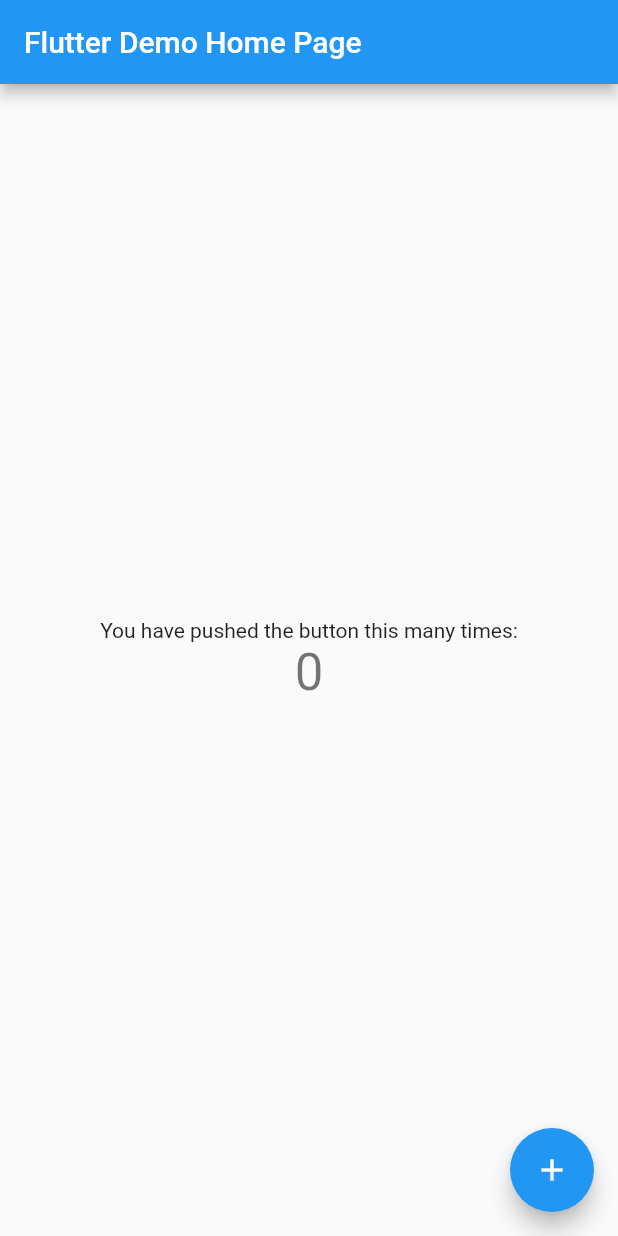
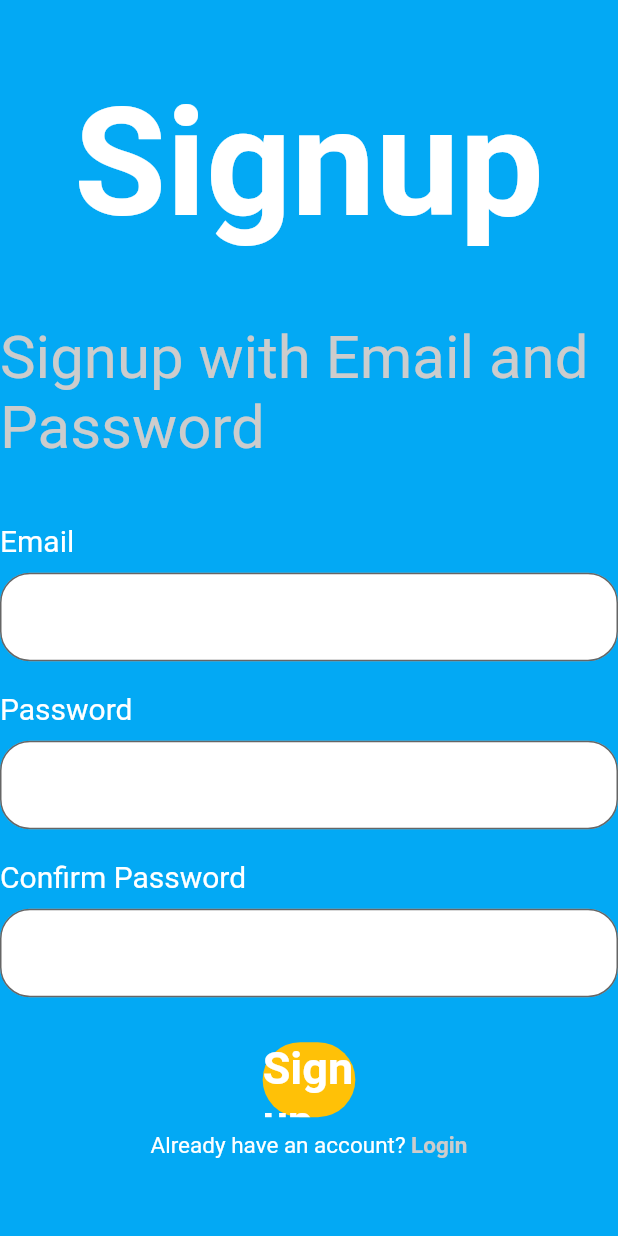
Before and after one commit to Rainmaker0102/SPTD-LMS, a Flutter app: the screen it shows after launch, on a phone screen of 412 x 824 dp. Run offline on Flutter 3.47's test engine with Material 2 defaults, Android fonts, the phone set to English and light mode, and no system bars; our stand-ins replace cloud_firestore, firebase_core; accounts and stored records are empty.

Commit message:
Add files via upload

```diff
--- a/library_management_system/lib/main.dart
+++ b/library_management_system/lib/main.dart
@@ -1,5 +1,8 @@
+import 'package:cloud_firestore/cloud_firestore.dart';
 import 'package:flutter/material.dart';
 import 'package:firebase_core/firebase_core.dart';
+import 'package:library_management_system/login_page.dart';
+import 'package:library_management_system/signup_page.dart';
 import 'firebase_options.dart';
 
 void main() async {
@@ -19,103 +22,10 @@ class MyApp extends StatelessWidget {
     return MaterialApp(
       title: 'Flutter Demo',
       theme: ThemeData(
-        // This is the theme of your application.
-        //
-        // Try running your application with "flutter run". You'll see the
-        // application has a blue toolbar. Then, without quitting the app, try
-        // changing the primarySwatch below to Colors.green and then invoke
-        // "hot reload" (press "r" in the console where you ran "flutter run",
-        // or simply save your changes to "hot reload" in a Flutter IDE).
-        // Notice that the counter didn't reset back to zero; the application
-        // is not restarted.
-        primarySwatch: Colors.blue,
+
+        primarySwatch: Colors.red,
       ),
-      home: const MyHomePage(title: 'Flutter Demo Home Page'),
+      home: SignupPage(),
     );
   }
 }
-
-class MyHomePage extends StatefulWidget {
-  const MyHomePage({super.key, required this.title});
-
-  // This widget is the home page of your application. It is stateful, meaning
-  // that it has a State object (defined below) that contains fields that affect
-  // how it looks.
-
-  // This class is the configuration for the state. It holds the values (in this
-  // case the title) provided by the parent (in this case the App widget) and
-  // used by the build method of the State. Fields in a Widget subclass are
-  // always marked "final".
-
-  final String title;
-
-  @override
-  State<MyHomePage> createState() => _MyHomePageState();
-}
-
-class _MyHomePageState extends State<MyHomePage> {
-  int _counter = 0;
-
-  void _incrementCounter() {
-    setState(() {
-      // This call to setState tells the Flutter framework that something has
-      // changed in this State, which causes it to rerun the build method below
-      // so that the display can reflect the updated values. If we changed
-      // _counter without calling setState(), then the build method would not be
-      // called again, and so nothing would appear to happen.
-      _counter++;
-    });
-  }
-
-  @override
-  Widget build(BuildContext context) {
-    // This method is rerun every time setState is called, for instance as done
-    // by the _incrementCounter method above.
-    //
-    // The Flutter framework has been optimized to make rerunning build methods
-    // fast, so that you can just rebuild anything that needs updating rather
-    // than having to individually change instances of widgets.
-    return Scaffold(
-      appBar: AppBar(
-        // Here we take the value from the MyHomePage object that was created by
-        // the App.build method, and use it to set our appbar title.
-        title: Text(widget.title),
-      ),
-      body: Center(
-        // Center is a layout widget. It takes a single child and positions it
-        // in the middle of the parent.
-        child: Column(
-          // Column is also a layout widget. It takes a list of children and
-          // arranges them vertically. By default, it sizes itself to fit its
-          // children horizontally, and tries to be as tall as its parent.
-          //
-          // Invoke "debug painting" (press "p" in the console, choose the
-          // "Toggle Debug Paint" action from the Flutter Inspector in Android
-          // Studio, or the "Toggle Debug Paint" command in Visual Studio Code)
-          // to see the wireframe for each widget.
-          //
-          // Column has various properties to control how it sizes itself and
-          // how it positions its children. Here we use mainAxisAlignment to
-          // center the children vertically; the main axis here is the vertical
-          // axis because Columns are vertical (the cross axis would be
-          // horizontal).
-          mainAxisAlignment: MainAxisAlignment.center,
-          children: <Widget>[
-            const Text(
-              'You have pushed the button this many times:',
-            ),
-            Text(
-              '$_counter',
-              style: Theme.of(context).textTheme.headlineMedium,
-            ),
-          ],
-        ),
-      ),
-      floatingActionButton: FloatingActionButton(
-        onPressed: _incrementCounter,
-        tooltip: 'Increment',
-        child: const Icon(Icons.add),
-      ), // This trailing comma makes auto-formatting nicer for build methods.
-    );
-  }
-}
--- /dev/null
+++ b/library_management_system/lib/signup_page.dart
@@ -0,0 +1,143 @@
+import 'package:flutter/material.dart';
+import 'package:flutter/src/widgets/framework.dart';
+import 'package:flutter/src/widgets/placeholder.dart';
+
+class SignupPage extends StatefulWidget {
+  const SignupPage({super.key});
+
+  @override
+  State<SignupPage> createState() => _SignupPageState();
+}
+
+class _SignupPageState extends State<SignupPage> {
+  @override
+  Widget build(BuildContext context) {
+    double w = MediaQuery.of(context).size.width;
+    double h = MediaQuery.of(context).size.height;
+    return Scaffold(
+      backgroundColor: Colors.lightBlue,
+
+      body: Column(
+        children: [
+          Container(
+            margin: const EdgeInsets.only(top: 50),
+            width: w,
+            height: h*.2,
+            child: Column(children: const [
+              Text("Signup",
+                style: TextStyle(fontSize: 100, fontWeight: FontWeight.bold, color: Colors.white),
+              )
+            ],),
+          ),
+          Container(
+            width: 650,
+            child: Column(
+              crossAxisAlignment: CrossAxisAlignment.start,
+              children: const [
+                Text(
+                  "Signup with Email and Password",
+                  style: TextStyle(fontSize: 40, color: Color.fromARGB(255, 204, 204, 204)),
+                ),
+                SizedBox(height: 40,),
+                Text(
+                  "Email",
+                  style: TextStyle(fontSize: 20, color: Colors.white),),
+                SizedBox(height: 10,),
+                TextField(
+                  decoration: InputDecoration(
+                    filled: true,
+                    fillColor: Colors.white,
+                    focusedBorder: OutlineInputBorder(
+                      borderSide: BorderSide(
+                        color: Colors.black
+                      ),
+                      borderRadius: BorderRadius.all(Radius.circular(20))
+                    ),
+                    border: OutlineInputBorder(
+                      borderSide: BorderSide(
+                        color: Colors.white
+                      ),
+                      borderRadius: BorderRadius.all(Radius.circular(20))
+                    )
+                  ),
+                ),
+                SizedBox(height: 20,),
+                Text(
+                  "Password",
+                  style: TextStyle(fontSize: 20, color: Colors.white),),
+                SizedBox(height: 10,),
+                TextField(
+                  decoration: InputDecoration(
+                    filled: true,
+                    fillColor: Colors.white,
+                    focusedBorder: OutlineInputBorder(
+                      borderSide: BorderSide(
+                        color: Colors.black
+                      ),
+                      borderRadius: BorderRadius.all(Radius.circular(20))
+                    ),
+                    border: OutlineInputBorder(
+                      borderSide: BorderSide(
+                        color: Colors.white
+                      ),
+                      borderRadius: BorderRadius.all(Radius.circular(20))
+                    )
+                  ),
+                ),
+                SizedBox(height: 20,),
+                Text(
+                  "Confirm Password",
+                  style: TextStyle(fontSize: 20, color: Colors.white),),
+                SizedBox(height: 10,),
+                TextField(
+                  decoration: InputDecoration(
+                    filled: true,
+                    fillColor: Colors.white,
+                    focusedBorder: OutlineInputBorder(
+                      borderSide: BorderSide(
+                        color: Colors.black
+                      ),
+                      borderRadius: BorderRadius.all(Radius.circular(20))
+                    ),
+                    border: OutlineInputBorder(
+                      borderSide: BorderSide(
+                        color: Colors.white
+                      ),
+                      borderRadius: BorderRadius.all(Radius.circular(20))
+                    )
+                  ),
+                ),
+                SizedBox(height: 10,),
+              ],
+            ),
+
+          ),
+          Container(
+            margin: const EdgeInsets.only(top: 20),
+            width: w*.15,
+            height: 50,
+            decoration: const BoxDecoration(
+              borderRadius: BorderRadius.all(Radius.circular(30)),
+              color: Colors.amber,
+            ),
+            child: const Center(
+              child: Text(
+                "Signup",
+                style: TextStyle(fontSize: 30, fontWeight: FontWeight.bold, color: Colors.white),
+              ),
+            ),
+          ),
+          SizedBox(height: 10,),
+          RichText(text: TextSpan(
+            text: "Already have an account?", style: TextStyle(color: Colors.white, fontSize: 15,),
+            children: [
+              TextSpan(
+                text: " Login", style: TextStyle(color: Color.fromARGB(255, 204, 204, 204), fontSize: 15, fontWeight: FontWeight.bold),
+              )
+            ],
+          ),),
+        ],
+      ),
+    );
+  }
+}
```
Also changed, not shown: library_management_system/lib/login_page.dart (added, +138 -0 lines), 25 other files.
